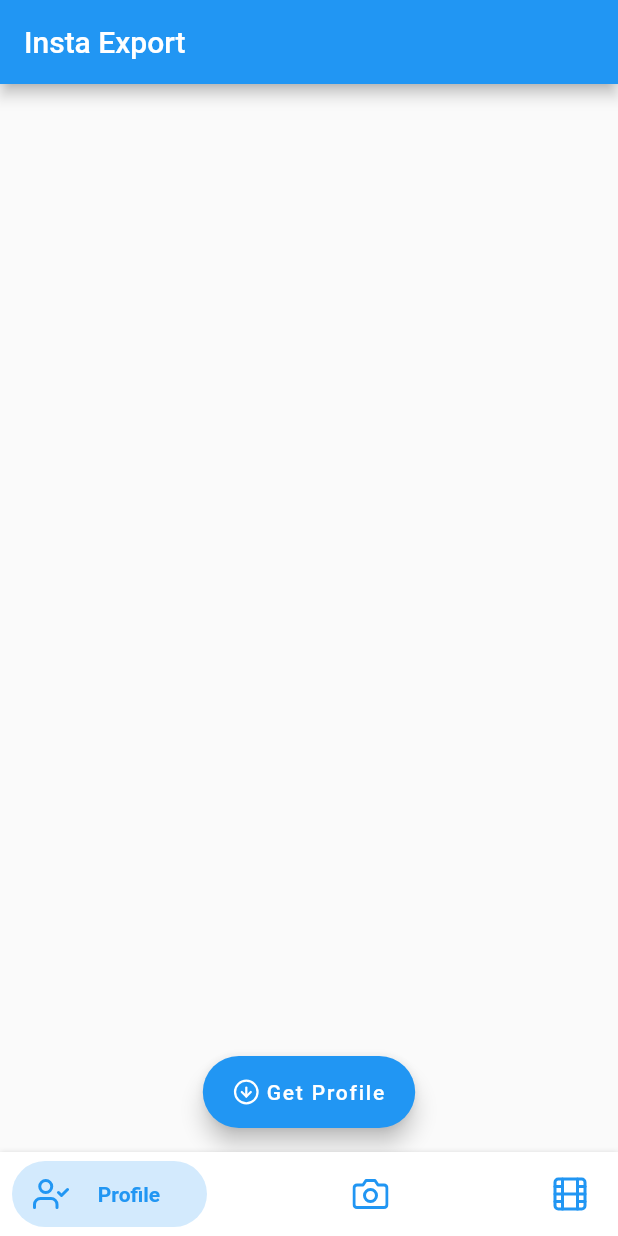
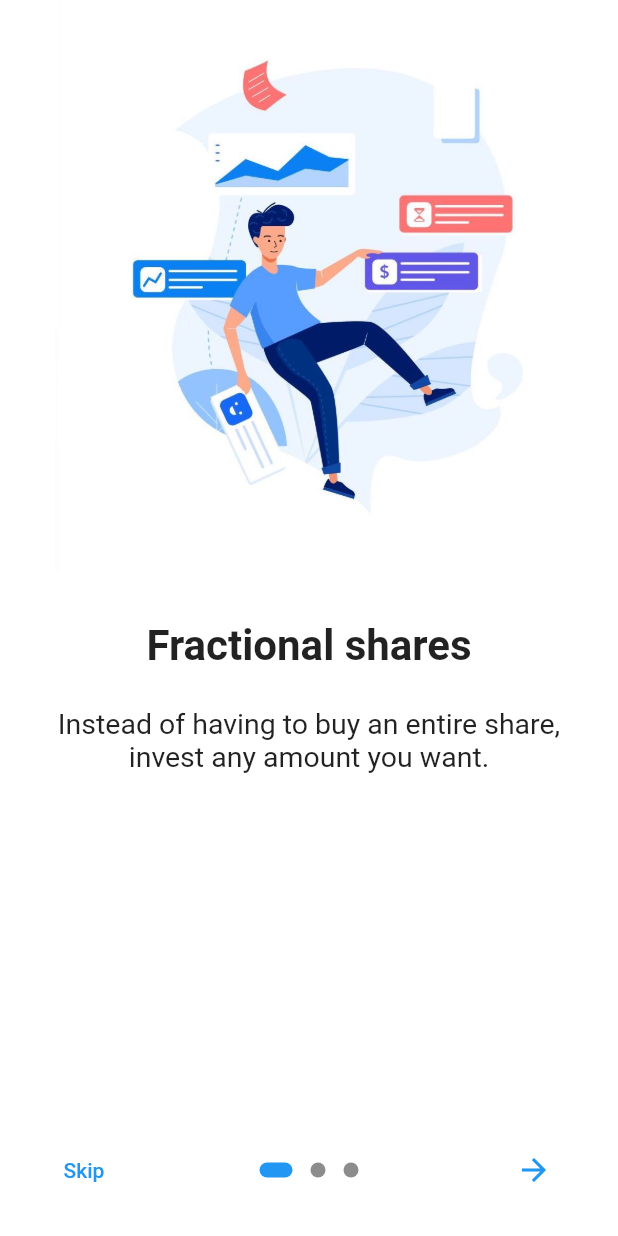
Before and after one commit to Deepjyoti120/instadownload, a Flutter app: the screen it shows after launch, on a phone screen of 412 x 824 dp. Run offline on Flutter 3.47's test engine with Material 2 defaults, Android fonts, the phone set to English and light mode, and no system bars; drawn by our look-alikes of bottom_navy_bar, introduction_screen; our stand-ins replace bloc, flutter_bloc, flutter_feather_icons, google_fonts, hydrated_bloc; missing offline and left inert: flutter_downloader.

Commit message:
IntroFix and done function

```diff
--- /dev/null
+++ b/lib/cubit/introscreen_state.dart
@@ -0,0 +1,26 @@
+
+
+part of 'introscreen_cubit.dart';
+
+class IntroscreenState {
+  bool introScreenValue;
+  IntroscreenState({
+    required this.introScreenValue,
+  });
+
+  Map<String, dynamic> toMap() {
+    return {
+      'introScreenValue': introScreenValue,
+    };
+  }
+
+  factory IntroscreenState.fromMap(Map<String, dynamic> map) {
+    return IntroscreenState(
+      introScreenValue: map['introScreenValue'],
+    );
+  }
+
+  String toJson() => json.encode(toMap());
+
+  factory IntroscreenState.fromJson(String source) => IntroscreenState.fromMap(json.decode(source));
+}
--- a/lib/main.dart
+++ b/lib/main.dart
@@ -1,100 +1,36 @@
-import 'package:bottom_navy_bar/bottom_navy_bar.dart';
 import 'package:flutter/material.dart';
+import 'package:flutter_bloc/flutter_bloc.dart';
 import 'package:flutter_downloader/flutter_downloader.dart';
-import 'package:flutter_feather_icons/flutter_feather_icons.dart';
-import 'package:instadownload/screens/UI/photo.dart';
-import 'package:instadownload/screens/UI/profile.dart';
-import 'package:instadownload/screens/UI/video.dart';
+import 'package:hydrated_bloc/hydrated_bloc.dart';
+import 'package:instadownload/cubit/introscreen_cubit.dart';
+import 'package:instadownload/screens/UI/IntroScreen/introScreen.dart';
+import 'package:instadownload/screens/UI/homeScreen.dart';
+import 'package:path_provider/path_provider.dart';
 
 void main() async {
   WidgetsFlutterBinding.ensureInitialized();
   await FlutterDownloader.initialize(debug: true);
+  HydratedBloc.storage = await HydratedStorage.build(
+      storageDirectory: await getApplicationDocumentsDirectory());
   runApp(MyApp());
 }
 
 class MyApp extends StatelessWidget {
   @override
   Widget build(BuildContext context) {
-    return MaterialApp(
-      title: 'Insta Export',
-      home: MyHomePage(),
-    );
-  }
-}
-
-class MyHomePage extends StatefulWidget {
-  @override
-  _MyHomePageState createState() => _MyHomePageState();
-}
-
-class _MyHomePageState extends State<MyHomePage> {
-  int _currentIndex = 0;
-  PageController? _pageController;
-
-  @override
-  void initState() {
-    super.initState();
-    _pageController = PageController();
-  }
-
-  @override
-  void dispose() {
-    _pageController!.dispose();
-    super.dispose();
-  }
-
-  @override
-  Widget build(BuildContext context) {
-    return Scaffold(
-      appBar: AppBar(title: Text("Insta Export")),
-      body: SizedBox.expand(
-        child: PageView(
-          controller: _pageController,
-          onPageChanged: (index) {
-            setState(() => _currentIndex = index);
+    return BlocProvider(
+      create: (context) => IntroscreenCubit(),
+      child: MaterialApp(
+        title: 'Instaexport',
+        // home: MainInsta(),
+        home: BlocBuilder<IntroscreenCubit, IntroscreenState>(
+          builder: (context, state) {
+            if (state.introScreenValue == false) {
+              return IntroInsta();
+            }
+            return MainInsta();
           },
-          children: [
-            ProfileSection(),
-            PhotoSection(),
-            VideoSection(),
-          ],
         ),
-      ),
-      bottomNavigationBar: BottomNavyBar(
-        selectedIndex: _currentIndex,
-        onItemSelected: (index) {
-          setState(() => _currentIndex = index);
-          _pageController!.jumpToPage(index);
-        },
-        items: [
-          BottomNavyBarItem(
-            icon: Padding(
-              padding: const EdgeInsets.only(left: 6),
-              child: Icon(FeatherIcons.userCheck),
-            ),
-            title: Padding(
-              padding: const EdgeInsets.only(right: 4),
-              child: Text('Profile'),
-            ),
-            textAlign: TextAlign.center,
-          ),
-          BottomNavyBarItem(
-            title: Text('Photo'),
-            // activeColor: Colors.pink,
-            textAlign: TextAlign.center,
-            icon: Padding(
-                padding: const EdgeInsets.only(left: 6),
-                child: Icon(FeatherIcons.camera)),
-          ),
-          BottomNavyBarItem(
-            title: Text('Video'),
-            // activeColor: Colors.pink,
-            textAlign: TextAlign.center,
-            icon: Padding(
-                padding: const EdgeInsets.only(left: 6),
-                child: Icon(FeatherIcons.film)),
-          ),
-        ],
       ),
     );
   }
--- /dev/null
+++ b/lib/screens/UI/IntroScreen/introScreen.dart
@@ -0,0 +1,94 @@
+import 'package:flutter/cupertino.dart';
+import 'package:flutter/foundation.dart';
+import 'package:flutter/material.dart';
+import 'package:flutter_bloc/flutter_bloc.dart';
+import 'package:instadownload/cubit/introscreen_cubit.dart';
+import 'package:instadownload/screens/UI/homeScreen.dart';
+import 'package:introduction_screen/introduction_screen.dart';
+
+class IntroInsta extends StatefulWidget {
+  @override
+  _IntroInstaState createState() => _IntroInstaState();
+}
+
+class _IntroInstaState extends State<IntroInsta> {
+  final introKey = GlobalKey<IntroductionScreenState>();
+
+  void _onIntroEnd(context) {
+    BlocProvider.of<IntroscreenCubit>(context).introScreenValueDone();
+    Navigator.of(context).push(
+      MaterialPageRoute(builder: (_) => MainInsta()),
+    );
+  }
+
+  Widget _buildImage(String assetName, [double width = 350]) {
+    return Image.asset('$assetName', width: width);
+  }
+
+  @override
+  Widget build(BuildContext context) {
+    const bodyStyle = TextStyle(fontSize: 19.0);
+
+    const pageDecoration = const PageDecoration(
+      titleTextStyle: TextStyle(fontSize: 28.0, fontWeight: FontWeight.w700),
+      bodyTextStyle: bodyStyle,
+      descriptionPadding: EdgeInsets.fromLTRB(16.0, 0.0, 16.0, 16.0),
+      pageColor: Colors.white,
+      imagePadding: EdgeInsets.zero,
+    );
+
+    return IntroductionScreen(
+      key: introKey,
+      // globalBackgroundColor: Colors.white,
+      pages: [
+        PageViewModel(
+          title: "Fractional shares",
+          body:
+              "Instead of having to buy an entire share, invest any amount you want.",
+          image: _buildImage('assets/images/img1.jpg'),
+          decoration: pageDecoration,
+        ),
+        PageViewModel(
+          title: "Learn as you go",
+          body:
+              "Download the Stockpile app and master the market with our mini-lesson.",
+          image: _buildImage('img2.jpg'),
+          decoration: pageDecoration,
+        ),
+        PageViewModel(
+          title: "Learn as you go",
+          body:
+              "Download the Stockpile app and master the market with our mini-lesson.",
+          image: _buildImage('img2.jpg'),
+          decoration: pageDecoration,
+        ),
+      ],
+      onDone: () => _onIntroEnd(context),
+      //onSkip: () => _onIntroEnd(context), // You can override onSkip callback
+      showSkipButton: true,
+      skipFlex: 0,
+      nextFlex: 0,
+      //rtl: true, // Display as right-to-left
+      skip: const Text('Skip'),
+      next: const Icon(Icons.arrow_forward),
+      done: const Text('Done', style: TextStyle(fontWeight: FontWeight.w600)),
+      curve: Curves.fastLinearToSlowEaseIn,
+      controlsMargin: const EdgeInsets.all(16),
+      controlsPadding: kIsWeb
+          ? const EdgeInsets.all(12.0)
+          : const EdgeInsets.fromLTRB(8.0, 4.0, 8.0, 4.0),
+      dotsDecorator: const DotsDecorator(
+        size: Size(10.0, 10.0),
+        color: Colors.black45,
+        activeSize: Size(22.0, 10.0),
+        activeShape: RoundedRectangleBorder(
+          borderRadius: BorderRadius.all(Radius.circular(25.0)),
+        ),
+      ),
+      dotsContainerDecorator: const ShapeDecoration(
+        color: Colors.white,
+        shape: RoundedRectangleBorder(),
+      ),
+    );
+  }
+}
--- a/lib/screens/UI/profile.dart
+++ b/lib/screens/UI/profile.dart
@@ -12,7 +12,9 @@ class ProfileSection extends StatelessWidget {
   Widget build(BuildContext context) {
     return Scaffold(
       floatingActionButtonLocation: FloatingActionButtonLocation.centerFloat,
-      floatingActionButton: CenterFloatingActionButton(
+      floatingActionButton: FloatingActionButton.extended(
+        onPressed: () {},
+        label: FloatingActionBtn(
           icon: Icon(
             FeatherIcons.arrowDownCircle,
             // FeatherIcons.download,
@@ -24,6 +26,7 @@ class ProfileSection extends StatelessWidget {
             style: TextStyle(fontWeight: FontWeight.w500),
           ),
         ),
+      ),
     );
   }
 }
--- a/lib/screens/widgets/CenterFBtn.dart
+++ b/lib/screens/widgets/CenterFBtn.dart
@@ -1,19 +1,18 @@
 import 'package:flutter/cupertino.dart';
 import 'package:flutter/material.dart';
 
-class CenterFloatingActionButton extends StatelessWidget {
+class FloatingActionBtn extends StatelessWidget {
   final Icon icon;
   final Text titleText;
-  const CenterFloatingActionButton({
+  const FloatingActionBtn({
     Key? key,
     required this.icon,
     required this.titleText,
   }) : super(key: key);
+
   @override
   Widget build(BuildContext context) {
-    return FloatingActionButton.extended(
-      onPressed: () {},
-      label: Row(
+    return Row(
       children: [
         icon,
         Container(
@@ -21,7 +20,6 @@ class CenterFloatingActionButton extends StatelessWidget {
           child: titleText,
         ),
       ],
-      ),
     );
   }
 }
```
Also changed, not shown: lib/cubit/introscreen_cubit.dart (added, +23 -0 lines), lib/screens/UI/homeScreen.dart (added, +96 -0 lines), lib/screens/UI/photo.dart (+20 -2 lines), lib/screens/UI/video.dart (+19 -2 lines), lib/screens/homeScreen.dart (deleted, +0 -17 lines), pubspec.yaml (+6 -35 lines), assets/images/img1.jpg (added), pubspec.lock, 18 other files. Lines whose indentation alone changed are shown as unchanged.
